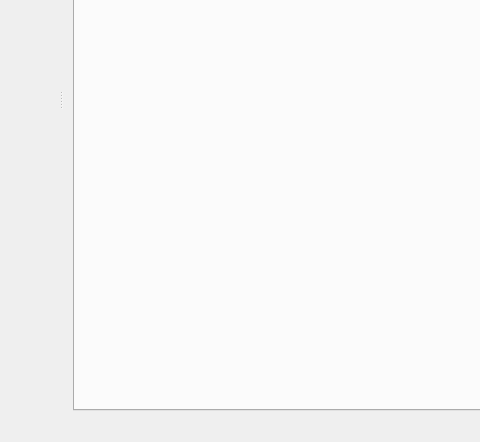
Above: histoslider/ui/main_window.ui from BodenmillerGroup/HistoSlider before the change; both pictures show x 0 to 480 and y 271 to 713 of the 1080 by 713 pixel window. Below: the same form after it.
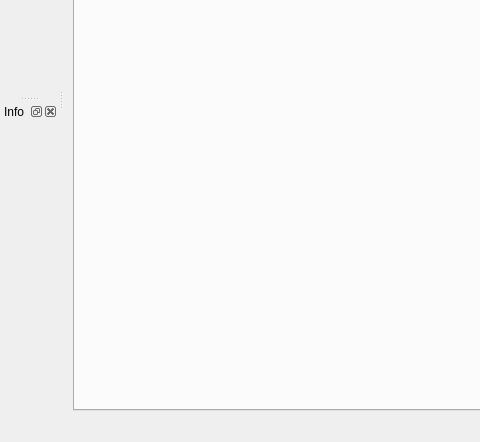
That is the form after the change. Icons and pictures are not drawn.

What changed in the file:
```diff
--- a/histoslider/ui/main_window.ui
+++ b/histoslider/ui/main_window.ui
@@ -100,6 +100,17 @@
     <layout class="QVBoxLayout" name="verticalLayoutChannels"/>
    </widget>
   </widget>
+  <widget class="QDockWidget" name="dockWidgetInfo">
+   <property name="windowTitle">
+    <string>Info</string>
+   </property>
+   <attribute name="dockWidgetArea">
+    <number>1</number>
+   </attribute>
+   <widget class="QWidget" name="dockWidgetContentsInfo">
+    <layout class="QVBoxLayout" name="verticalLayoutInfo"/>
+   </widget>
+  </widget>
   <action name="actionExit">
    <property name="icon">
     <iconset resource="../../resources/resources.qrc">
```
Left out of the diff: 1 changed line with no effect on the pictures.
